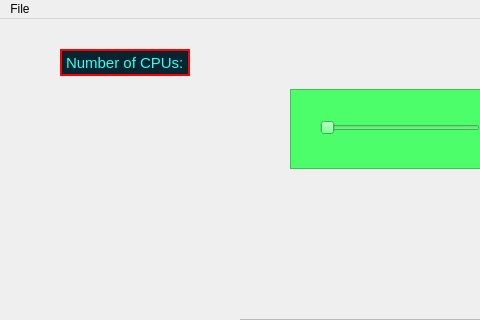
First picture: the form in CPU-Usage/mainwindow.ui, repository jentor67/Qt6Cmake, before the edit; both pictures show x 0 to 480 and y 0 to 320 of the 800 by 600 pixel window.
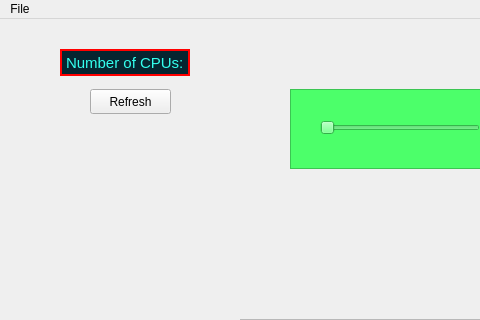
Second picture: the form after the edit.

```diff
--- a/CPU-Usage/mainwindow.ui
+++ b/CPU-Usage/mainwindow.ui
@@ -255,6 +255,19 @@
      <enum>QFrame::Shadow::Raised</enum>
     </property>
    </widget>
+   <widget class="QPushButton" name="cpuRefreshButton">
+    <property name="geometry">
+     <rect>
+      <x>90</x>
+      <y>70</y>
+      <width>81</width>
+      <height>25</height>
+     </rect>
+    </property>
+    <property name="text">
+     <string>Refresh</string>
+    </property>
+   </widget>
   </widget>
   <widget class="QMenuBar" name="menubar">
    <property name="geometry">
```
